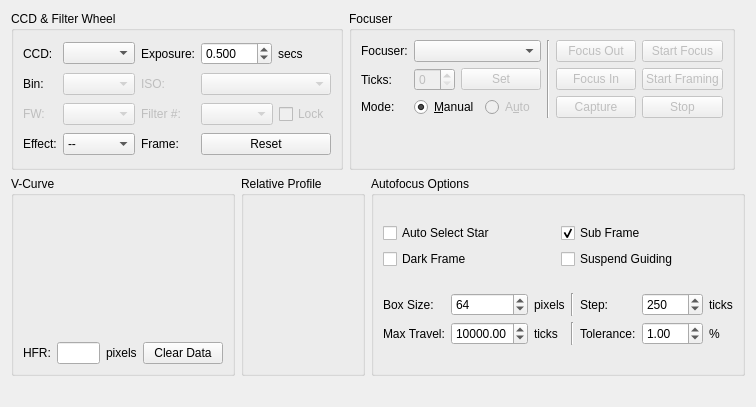
This is kstars/ekos/focus.ui in KDE/kstars as Qt 5 draws it before an edit. The edited form follows.
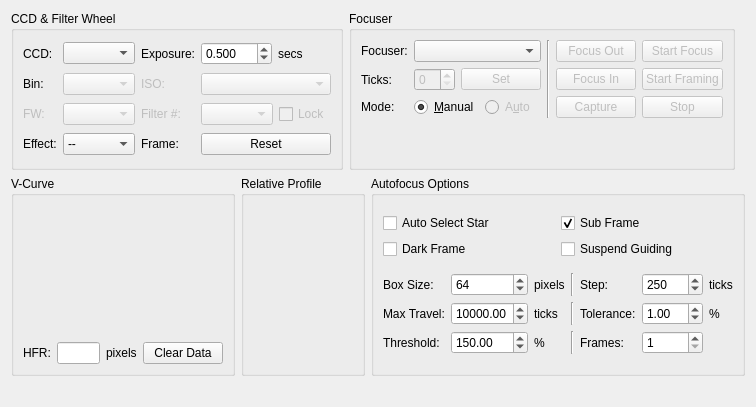
This is the edited form. Custom widgets are drawn as their Qt base class.

Commit message: Add threshold and average frame options to improve focusing verstality

```diff
--- a/kstars/ekos/focus.ui
+++ b/kstars/ekos/focus.ui
@@ -720,6 +720,66 @@
             </property>
            </widget>
           </item>
+          <item row="3" column="0">
+           <widget class="QLabel" name="label_19">
+            <property name="toolTip">
+             <string>Increase to restrict the centroid to bright cores. Decrease to enclose fuzzy stars.</string>
+            </property>
+            <property name="text">
+             <string>Threshold:</string>
+            </property>
+           </widget>
+          </item>
+          <item row="3" column="1">
+           <widget class="QDoubleSpinBox" name="thresholdSpin">
+            <property name="minimum">
+             <double>90.000000000000000</double>
+            </property>
+            <property name="maximum">
+             <double>500.000000000000000</double>
+            </property>
+            <property name="singleStep">
+             <double>10.000000000000000</double>
+            </property>
+            <property name="value">
+             <double>150.000000000000000</double>
+            </property>
+           </widget>
+          </item>
+          <item row="3" column="2">
+           <widget class="QLabel" name="label_20">
+            <property name="text">
+             <string>%</string>
+            </property>
+           </widget>
+          </item>
+          <item row="3" column="4">
+           <widget class="QLabel" name="label_21">
+            <property name="toolTip">
+             <string>Number of frames to average</string>
+            </property>
+            <property name="text">
+             <string>Frames:</string>
+            </property>
+           </widget>
+          </item>
+          <item row="3" column="3">
+           <widget class="Line" name="line_4">
+            <property name="orientation">
+             <enum>Qt::Vertical</enum>
+            </property>
+           </widget>
+          </item>
+          <item row="3" column="5">
+           <widget class="QSpinBox" name="focusFramesSpin">
+            <property name="minimum">
+             <number>1</number>
+            </property>
+            <property name="maximum">
+             <number>5</number>
+            </property>
+           </widget>
+          </item>
          </layout>
         </item>
        </layout>
```
Left out of the diff: 167 changed lines with no effect on the pictures. The commit also changes 3 other files.
